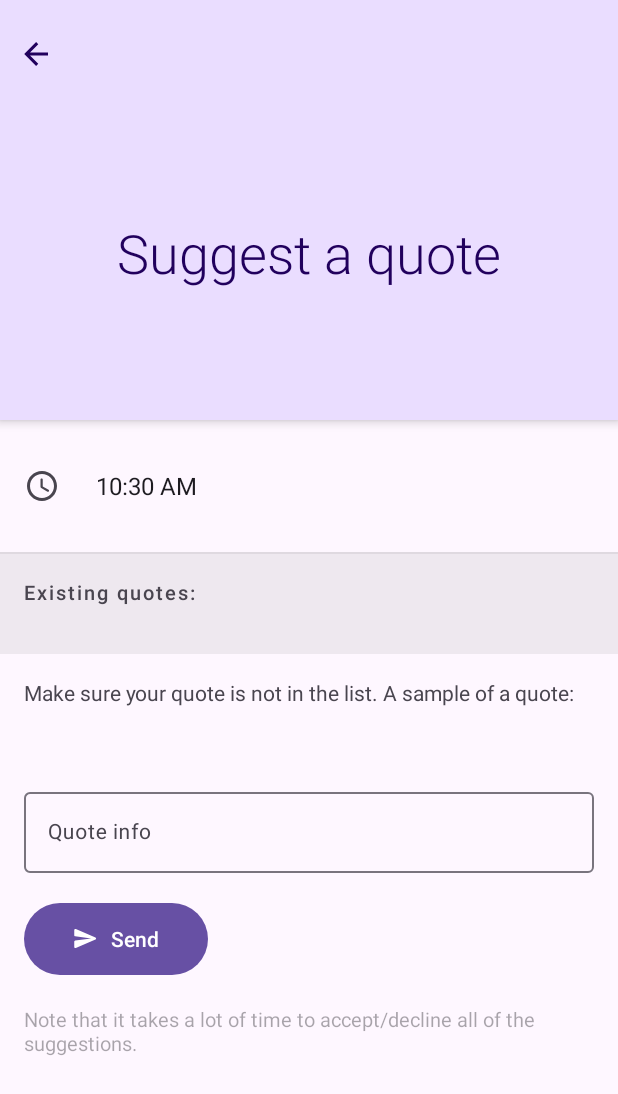
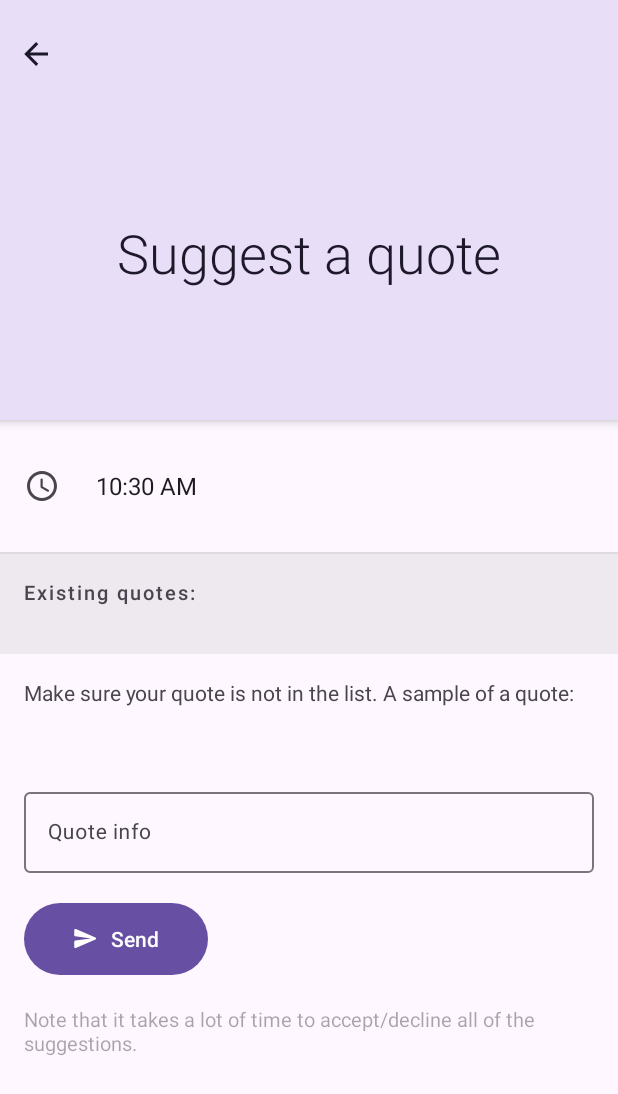
Before and after one commit to AChep/literaryclock, an Android app: the DonateQuoteFragment screen opened through its navigation route, on a phone screen of 412 x 824 dp. Shown: the top 1094 px of the screen. Run offline under Robolectric (Android 15) with nearby library versions, the phone set to English and light mode, and no system bars; our stand-ins replace Firebase (no records; nobody signed in at launch, a user with empty details on screens opened directly); libraries missing offline, so code that uses them is left out: es.dmoral.toasty, io.realm, org.kodein.di; 8 statements that could not run were skipped.

Commit message:
Use secondary color for all the containers

```diff
--- a/app/src/main/java/com/artemchep/literaryclock/ui/activities/MainActivity.kt
+++ b/app/src/main/java/com/artemchep/literaryclock/ui/activities/MainActivity.kt
@@ -47,7 +47,7 @@ class MainActivity : AppCompatActivity(), DIAware {
                     View.SYSTEM_UI_FLAG_LAYOUT_HIDE_NAVIGATION
 
         val typedValue = TypedValue()
-        theme.resolveAttribute(R.attr.colorPrimaryContainer, typedValue, true)
+        theme.resolveAttribute(R.attr.colorSecondaryContainer, typedValue, true)
         if (typedValue.data.luminance > 0.5f) {
             window.decorView.systemUiVisibility = window.decorView.systemUiVisibility or
                     View.SYSTEM_UI_FLAG_LIGHT_STATUS_BAR
--- a/app/src/main/java/com/artemchep/literaryclock/ui/fragments/MainFragment.kt
+++ b/app/src/main/java/com/artemchep/literaryclock/ui/fragments/MainFragment.kt
@@ -59,7 +59,7 @@ class MainFragment : BaseFragment<FragmentMainBinding>(),
         AnalogClockDrawable().apply {
             val typedValue = TypedValue()
             val theme = requireContext().theme
-            theme.resolveAttribute(R.attr.colorOnPrimaryContainer, typedValue, true)
+            theme.resolveAttribute(R.attr.colorOnSecondaryContainer, typedValue, true)
             color = typedValue.data
         }
     }
--- a/app/src/main/java/com/artemchep/literaryclock/utils/InsetsHelper.kt
+++ b/app/src/main/java/com/artemchep/literaryclock/utils/InsetsHelper.kt
@@ -22,7 +22,7 @@ fun Fragment.wrapInStatusBarView(child: View): View {
             id = R.id.statusBarBg
 
             val typedValue = TypedValue()
-            context.theme.resolveAttribute(R.attr.colorPrimaryContainer, typedValue, true)
+            context.theme.resolveAttribute(R.attr.colorSecondaryContainer, typedValue, true)
             setBackgroundResource(typedValue.resourceId)
         }
 
--- a/app/src/main/res/drawable/bg_circle.xml
+++ b/app/src/main/res/drawable/bg_circle.xml
@@ -2,6 +2,6 @@
 <shape xmlns:android="http://schemas.android.com/apk/res/android"
     android:shape="oval">
 
-    <solid android:color="?colorPrimaryContainer" />
+    <solid android:color="?colorSecondaryContainer" />
 
 </shape>
--- a/app/src/main/res/layout/fragment_about.xml
+++ b/app/src/main/res/layout/fragment_about.xml
@@ -10,7 +10,7 @@
         android:id="@+id/toolbarBg"
         android:layout_width="0dp"
         android:layout_height="0dp"
-        android:background="?colorPrimaryContainer"
+        android:background="?colorSecondaryContainer"
         android:elevation="4dp"
         app:layout_constraintBottom_toBottomOf="@id/barrier"
         app:layout_constraintEnd_toEndOf="parent"
@@ -26,7 +26,7 @@
         android:fontFamily="sans-serif-light"
         android:gravity="center"
         android:text="@string/about"
-        android:textColor="?colorOnPrimaryContainer"
+        android:textColor="?colorOnSecondaryContainer"
         android:textSize="36sp"
         app:layout_constraintBottom_toBottomOf="@id/toolbarBg"
         app:layout_constraintEnd_toEndOf="parent"
@@ -51,7 +51,7 @@
             android:elevation="4dp"
             android:rotationY="@dimen/autorotate_rotation_y"
             android:src="@drawable/ic_arrow_left"
-            android:tint="?colorOnPrimaryContainer" />
+            android:tint="?colorOnSecondaryContainer" />
 
     </FrameLayout>
 
--- a/app/src/main/res/layout/fragment_donate.xml
+++ b/app/src/main/res/layout/fragment_donate.xml
@@ -9,7 +9,7 @@
         android:id="@+id/toolbarBg"
         android:layout_width="0dp"
         android:layout_height="0dp"
-        android:background="?colorPrimaryContainer"
+        android:background="?colorSecondaryContainer"
         android:elevation="4dp"
         app:layout_constraintBottom_toBottomOf="@id/barrier"
         app:layout_constraintEnd_toEndOf="parent"
@@ -25,7 +25,7 @@
         android:fontFamily="sans-serif-light"
         android:gravity="center"
         android:text="@string/donate_iap"
-        android:textColor="?colorOnPrimaryContainer"
+        android:textColor="?colorOnSecondaryContainer"
         android:textSize="36sp"
         app:layout_constraintBottom_toBottomOf="@id/toolbarBg"
         app:layout_constraintEnd_toEndOf="parent"
@@ -50,7 +50,7 @@
             android:elevation="4dp"
             android:rotationY="@dimen/autorotate_rotation_y"
             android:src="@drawable/ic_arrow_left"
-            android:tint="?colorOnPrimaryContainer" />
+            android:tint="?colorOnSecondaryContainer" />
 
     </FrameLayout>
 
--- a/app/src/main/res/layout/fragment_donate_quote.xml
+++ b/app/src/main/res/layout/fragment_donate_quote.xml
@@ -10,7 +10,7 @@
         android:id="@+id/toolbarBg"
         android:layout_width="0dp"
         android:layout_height="0dp"
-        android:background="?colorPrimaryContainer"
+        android:background="?colorSecondaryContainer"
         android:elevation="4dp"
         app:layout_constraintBottom_toBottomOf="@id/barrier"
         app:layout_constraintEnd_toEndOf="parent"
@@ -26,7 +26,7 @@
         android:fontFamily="sans-serif-light"
         android:gravity="center"
         android:text="@string/donate_quote"
-        android:textColor="?colorOnPrimaryContainer"
+        android:textColor="?colorOnSecondaryContainer"
         android:textSize="36sp"
         app:layout_constraintBottom_toBottomOf="@id/toolbarBg"
         app:layout_constraintEnd_toEndOf="parent"
@@ -51,7 +51,7 @@
             android:elevation="4dp"
             android:rotationY="@dimen/autorotate_rotation_y"
             android:src="@drawable/ic_arrow_left"
-            android:tint="?colorOnPrimaryContainer" />
+            android:tint="?colorOnSecondaryContainer" />
 
     </FrameLayout>
 
--- a/app/src/main/res/layout/fragment_settings.xml
+++ b/app/src/main/res/layout/fragment_settings.xml
@@ -9,7 +9,7 @@
         android:id="@+id/toolbarBg"
         android:layout_width="0dp"
         android:layout_height="0dp"
-        android:background="?colorPrimaryContainer"
+        android:background="?colorSecondaryContainer"
         android:elevation="4dp"
         app:layout_constraintBottom_toBottomOf="@id/barrier"
         app:layout_constraintEnd_toEndOf="parent"
@@ -25,7 +25,7 @@
         android:fontFamily="sans-serif-light"
         android:gravity="center"
         android:text="@string/settings"
-        android:textColor="?colorOnPrimaryContainer"
+        android:textColor="?colorOnSecondaryContainer"
         android:textSize="36sp"
         app:layout_constraintBottom_toBottomOf="@id/toolbarBg"
         app:layout_constraintEnd_toEndOf="parent"
@@ -50,7 +50,7 @@
             android:elevation="4dp"
             android:rotationY="@dimen/autorotate_rotation_y"
             android:src="@drawable/ic_arrow_left"
-            android:tint="?colorOnPrimaryContainer" />
+            android:tint="?colorOnSecondaryContainer" />
 
     </FrameLayout>
 
--- a/app/src/main/res/values/styles.xml
+++ b/app/src/main/res/values/styles.xml
@@ -7,7 +7,7 @@
     <style name="AppTheme" parent="AppTheme_Base">
         <item name="android:statusBarColor">@android:color/transparent</item>
 
-        <item name="colorPrimaryDark">?colorPrimaryContainer</item>
+        <item name="colorPrimaryDark">?colorSecondaryContainer</item>
     </style>
 
 </resources>
```
Also changed, not shown: app/src/main/res/layout/fragment_main.xml (+4 -4 lines).
